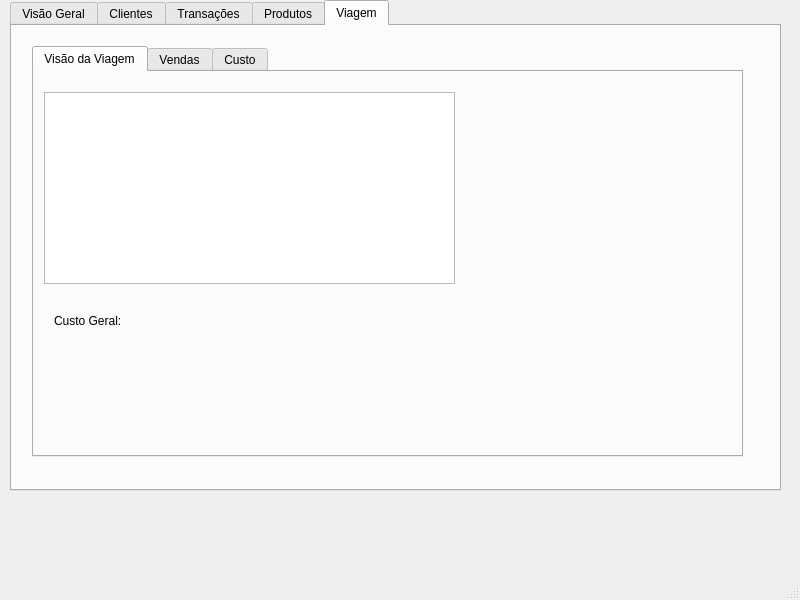
Above: main_window.ui from Gianlucca-Buzo/Selling-Manager before the change. Below: the same form after it.
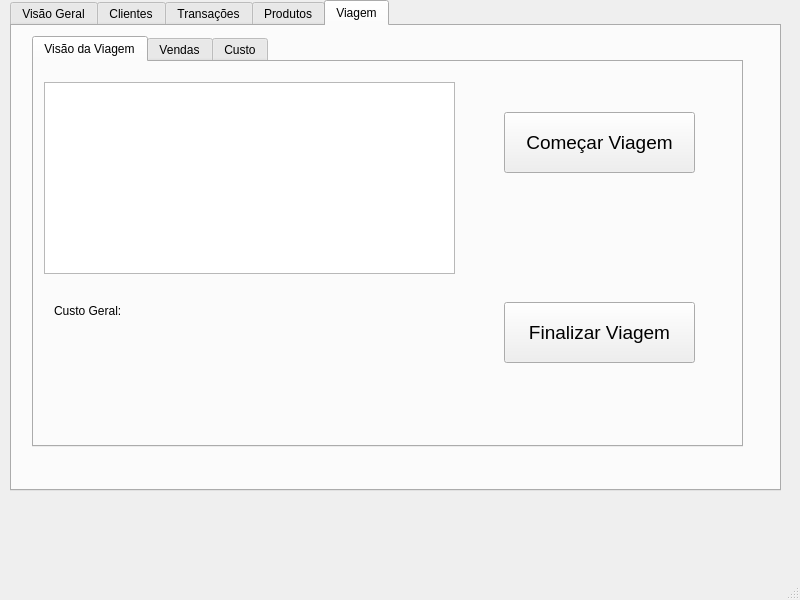
That is the form after the change. The open tabs and pages were chosen to show the change.

Commit message: Criando funcoes de inicializacao e finalizacao de viagem, implementando busca por clientes para escolha nas transacoes

The edit to the form file:
```diff
--- a/main_window.ui
+++ b/main_window.ui
@@ -521,7 +521,7 @@
       <property name="geometry">
        <rect>
         <x>20</x>
-        <y>20</y>
+        <y>10</y>
         <width>711</width>
         <height>411</height>
        </rect>
@@ -556,6 +556,42 @@
          <string>Custo Geral:</string>
         </property>
        </widget>
+       <widget class="QPushButton" name="start_trip_button">
+        <property name="geometry">
+         <rect>
+          <x>470</x>
+          <y>50</y>
+          <width>191</width>
+          <height>61</height>
+         </rect>
+        </property>
+        <property name="font">
+         <font>
+          <pointsize>14</pointsize>
+         </font>
+        </property>
+        <property name="text">
+         <string>Começar Viagem</string>
+        </property>
+       </widget>
+       <widget class="QPushButton" name="finish_trip_button">
+        <property name="geometry">
+         <rect>
+          <x>470</x>
+          <y>240</y>
+          <width>191</width>
+          <height>61</height>
+         </rect>
+        </property>
+        <property name="font">
+         <font>
+          <pointsize>14</pointsize>
+         </font>
+        </property>
+        <property name="text">
+         <string>Finalizar Viagem</string>
+        </property>
+       </widget>
       </widget>
       <widget class="QWidget" name="tab_7">
        <attribute name="title">
```
Left out of the diff: 40 changed lines with no effect on the pictures. The commit also changes 3 other files.
